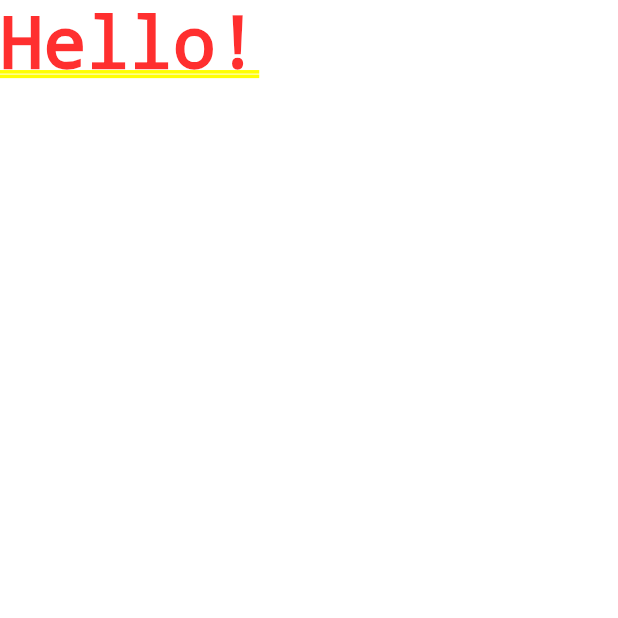
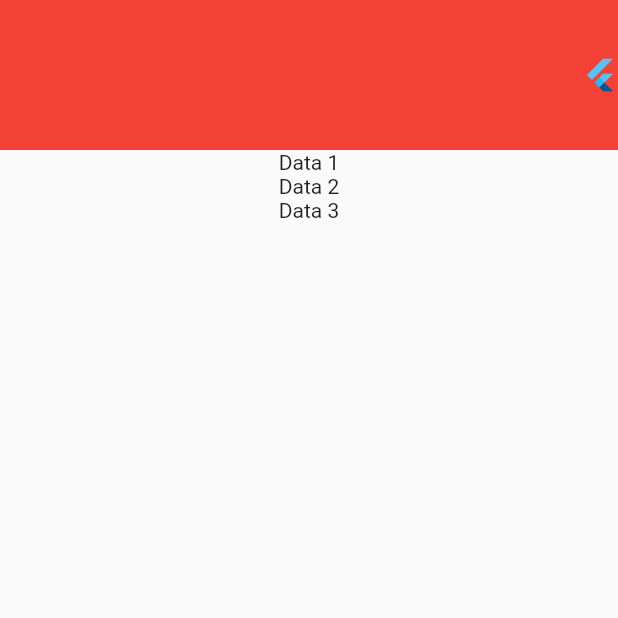
Before and after one commit to alv4n96/SkripsiInot, a Flutter app: the screen it shows after launch, on a phone screen of 412 x 824 dp, the top half of it. Run offline on Flutter 3.47's test engine with Material 2 defaults, Android fonts, the phone set to English and light mode, and no system bars.

Commit message:
Memasukkan Fixing ADB

```diff
--- a/lib/main.dart
+++ b/lib/main.dart
@@ -9,7 +9,32 @@ class MyApp extends StatelessWidget {
   Widget build(BuildContext context) {
     // TODO: implement build
     return MaterialApp(
-      home: Text('Hello!'),
+      home: Scaffold(
+        body: SafeArea(
+          child: Container(
+            child: Column(
+              children: [
+                Container(
+                  width: double.infinity,
+                  height: 100,
+                  color: Colors.red,
+                  alignment: Alignment.centerRight,
+                  child: FlutterLogo(),
+                ),
+                Container(
+                  child: Column(
+                    children: [
+                      Text('Data 1'),
+                      Text('Data 2'),
+                      Text('Data 3'),
+                    ],
+                  ),
+                )
+              ],
+            ),
+          ),
+        ),
+      ),
     );
   }
 }
```
